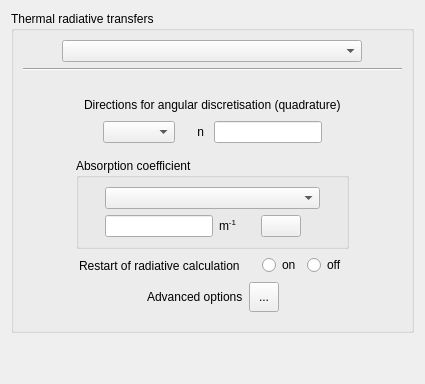
Above: gui/Pages/ThermalRadiationForm.ui from code-saturne/code_saturne before the change. Below: the same form after it.
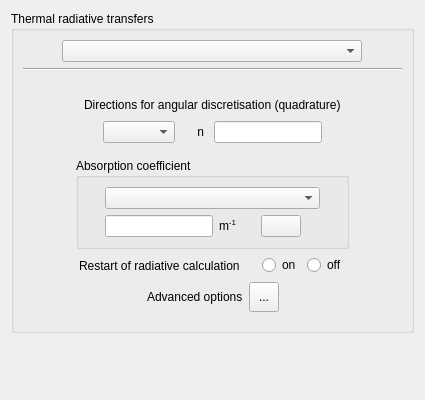
That is the form after the change. Icons and pictures are not drawn.

```diff
--- a/gui/Pages/ThermalRadiationForm.ui
+++ b/gui/Pages/ThermalRadiationForm.ui
@@ -7,7 +7,7 @@
     <x>0</x>
     <y>0</y>
     <width>425</width>
-    <height>384</height>
+    <height>400</height>
    </rect>
   </property>
   <property name="windowTitle">
```
Left out of the diff: 54 changed lines with no effect on the pictures.
